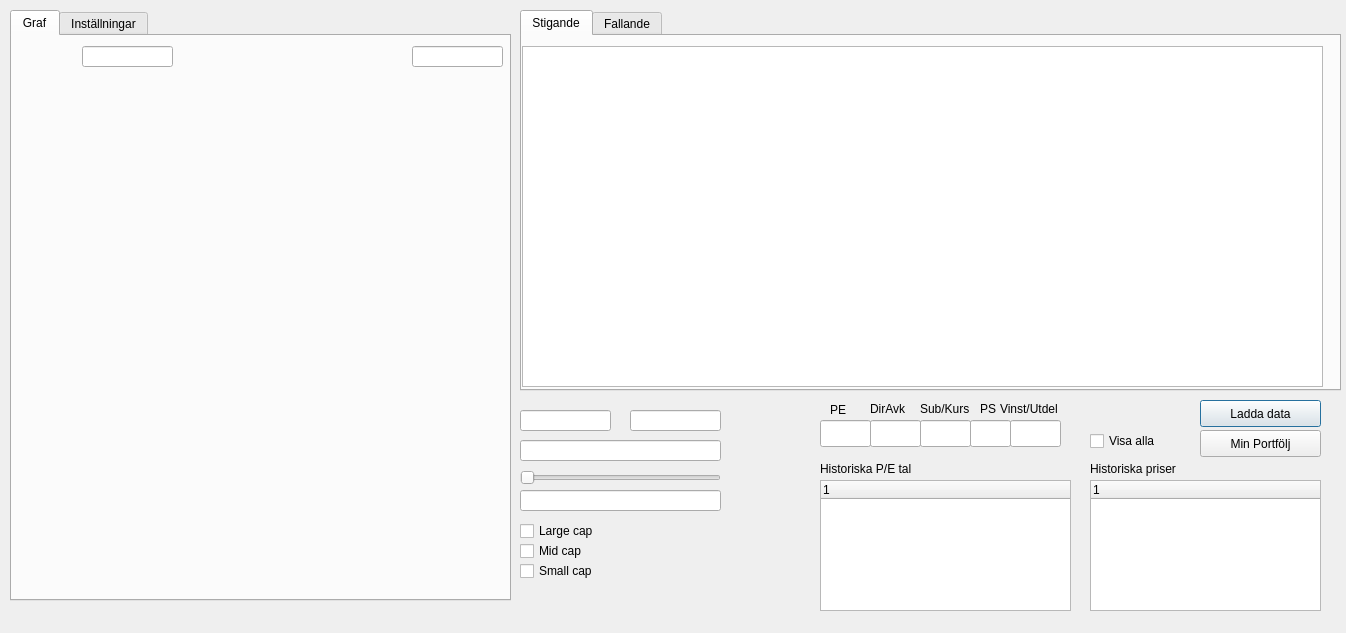
First picture: the form in leastsquarestadlg.ui, repository ralex1975/jackStock, before the edit.
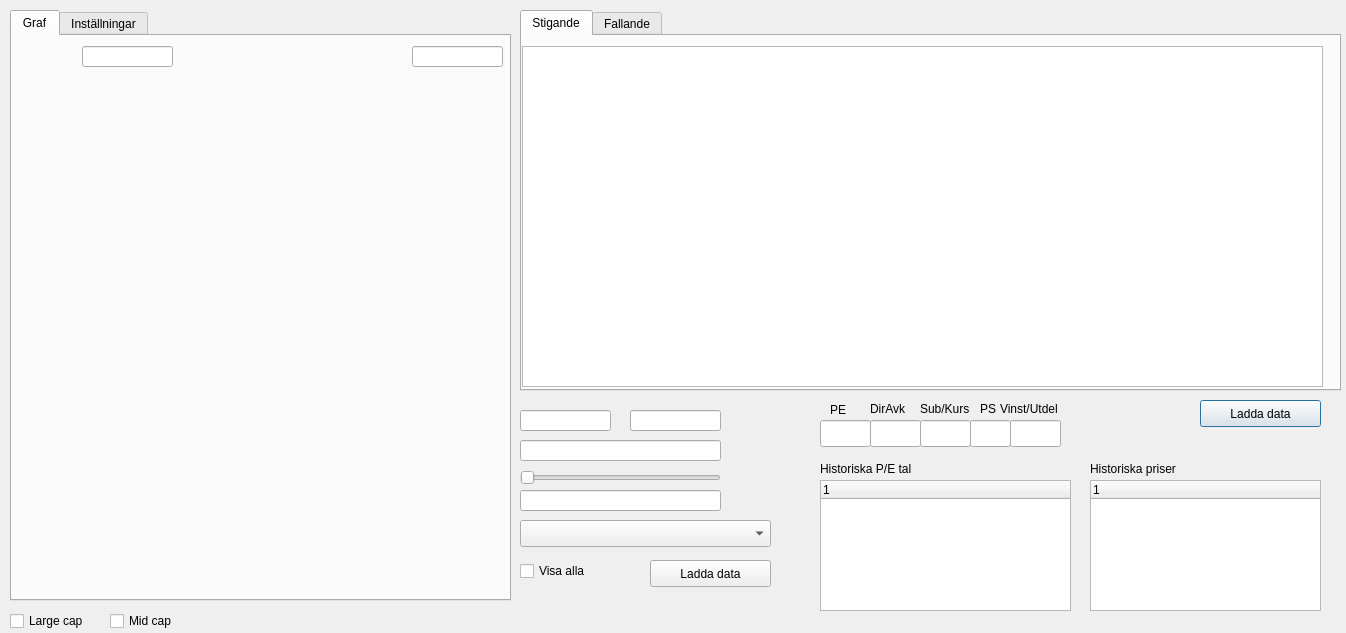
Second picture: the form after the edit. Custom widgets are drawn as their Qt base class.

The edit to the form file:
```diff
--- a/leastsquarestadlg.ui
+++ b/leastsquarestadlg.ui
@@ -500,29 +500,11 @@
     </font>
    </property>
   </widget>
-  <widget class="QCheckBox" name="smallCapCheckBox">
-   <property name="geometry">
-    <rect>
-     <x>520</x>
-     <y>560</y>
-     <width>210</width>
-     <height>22</height>
-    </rect>
-   </property>
-   <property name="font">
-    <font>
-     <pointsize>9</pointsize>
-    </font>
-   </property>
-   <property name="text">
-    <string>Small cap</string>
-   </property>
-  </widget>
   <widget class="QCheckBox" name="midCapCheckBox">
    <property name="geometry">
     <rect>
-     <x>520</x>
-     <y>540</y>
+     <x>110</x>
+     <y>610</y>
      <width>210</width>
      <height>22</height>
     </rect>
@@ -623,8 +605,8 @@
   <widget class="QCheckBox" name="largeCapCheckBox">
    <property name="geometry">
     <rect>
-     <x>520</x>
-     <y>520</y>
+     <x>10</x>
+     <y>610</y>
      <width>210</width>
      <height>22</height>
     </rect>
@@ -732,8 +714,8 @@
   <widget class="QPushButton" name="pushButton">
    <property name="geometry">
     <rect>
-     <x>1200</x>
-     <y>430</y>
+     <x>650</x>
+     <y>560</y>
      <width>121</width>
      <height>27</height>
     </rect>
@@ -744,14 +726,14 @@
     </font>
    </property>
    <property name="text">
-    <string>Min Portfölj</string>
+    <string>Ladda data</string>
    </property>
   </widget>
   <widget class="QCheckBox" name="showAllCheckBox">
    <property name="geometry">
     <rect>
-     <x>1090</x>
-     <y>430</y>
+     <x>520</x>
+     <y>560</y>
      <width>97</width>
      <height>22</height>
     </rect>
@@ -765,6 +747,16 @@
     <string>Visa alla</string>
    </property>
   </widget>
+  <widget class="QComboBox" name="stockListComboBoxSqrt">
+   <property name="geometry">
+    <rect>
+     <x>520</x>
+     <y>520</y>
+     <width>251</width>
+     <height>27</height>
+    </rect>
+   </property>
+  </widget>
   <zorder>largeCapCheckBox</zorder>
   <zorder>tabWidget</zorder>
   <zorder>tabWidget_2</zorder>
```
Left out of the diff: 2 changed lines with no effect on the pictures.
